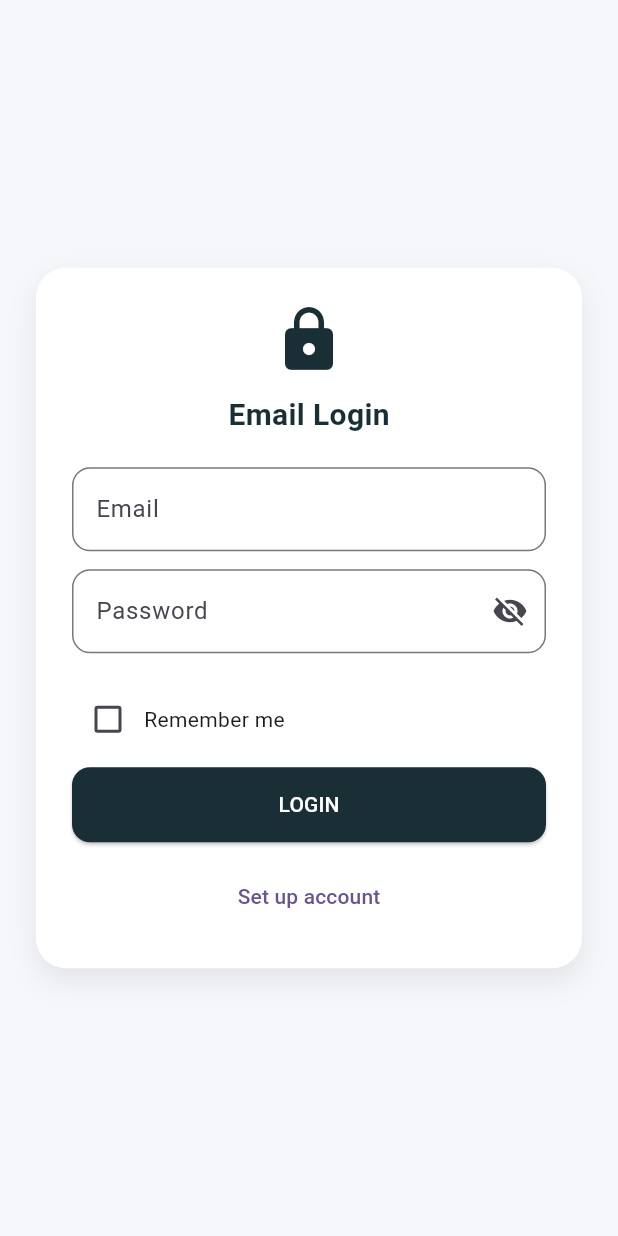
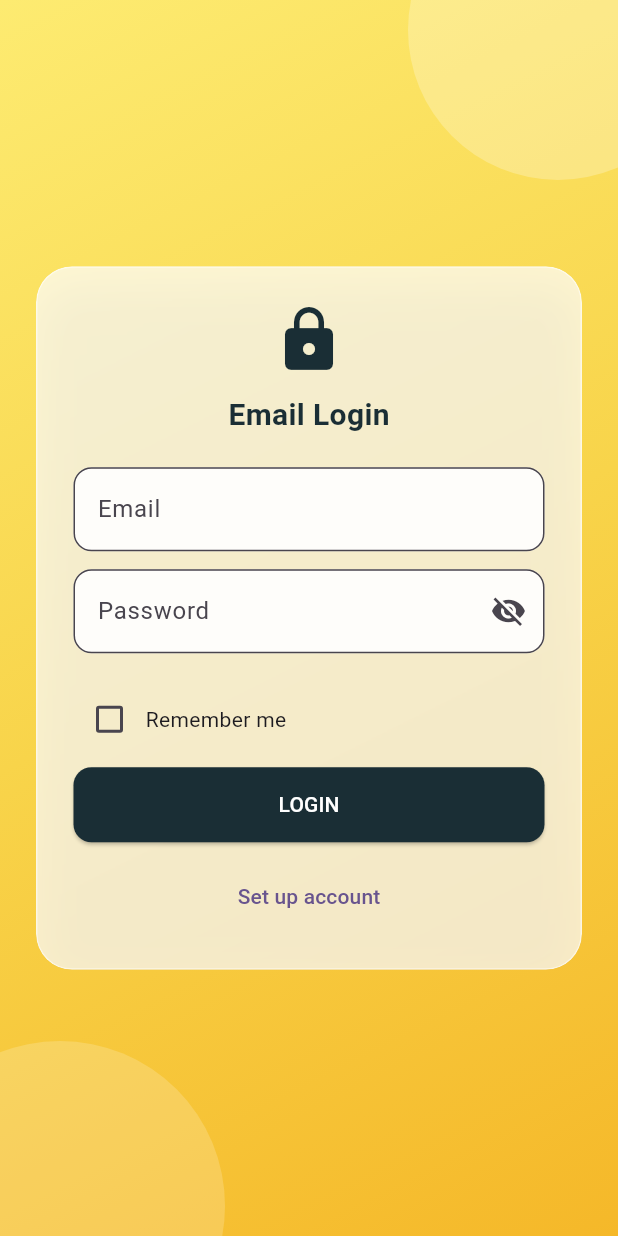
Before and after one commit to namithm70/petrol-pumb-app, a Flutter app: the screen it shows after launch, on a phone screen of 412 x 824 dp. Run offline on Flutter 3.47's test engine with Material 3 defaults, Android fonts, the phone set to English and light mode, and no system bars; our stand-ins replace shared_preferences; missing offline and left inert: mobile_scanner; accounts and stored records are empty.

Commit message:
Update login screen

```diff
--- a/lib/login.dart
+++ b/lib/login.dart
@@ -1,3 +1,5 @@
+import 'dart:ui';
+
 import 'package:flutter/material.dart';
 import 'auth_service.dart';
 
@@ -94,21 +96,64 @@ class _LoginScreenState extends State<LoginScreen> {
   @override
   Widget build(BuildContext context) {
     return Scaffold(
-      backgroundColor: const Color(0xFFF6F7FB),
       body: SafeArea(
-        child: Center(
+        child: Stack(
+          children: [
+            Container(
+              decoration: const BoxDecoration(
+                gradient: LinearGradient(
+                  begin: Alignment.topLeft,
+                  end: Alignment.bottomRight,
+                  colors: [
+                    Color(0xFFFDEB71),
+                    Color(0xFFF8D44A),
+                    Color(0xFFF5B829),
+                  ],
+                ),
+              ),
+            ),
+            Positioned(
+              top: -80,
+              right: -60,
+              child: Container(
+                width: 200,
+                height: 200,
+                decoration: BoxDecoration(
+                  color: Colors.white.withOpacity(0.25),
+                  shape: BoxShape.circle,
+                ),
+              ),
+            ),
+            Positioned(
+              bottom: -90,
+              left: -70,
+              child: Container(
+                width: 220,
+                height: 220,
+                decoration: BoxDecoration(
+                  color: Colors.white.withOpacity(0.18),
+                  shape: BoxShape.circle,
+                ),
+              ),
+            ),
+            Center(
               child: SingleChildScrollView(
                 padding: const EdgeInsets.all(24),
+                child: ClipRRect(
+                  borderRadius: BorderRadius.circular(24),
+                  child: BackdropFilter(
+                    filter: ImageFilter.blur(sigmaX: 16, sigmaY: 16),
                     child: Container(
                       padding: const EdgeInsets.all(24),
                       decoration: BoxDecoration(
-                color: Colors.white,
-                borderRadius: BorderRadius.circular(20),
+                        color: Colors.white.withOpacity(0.72),
+                        borderRadius: BorderRadius.circular(24),
+                        border: Border.all(color: Colors.white.withOpacity(0.5)),
                         boxShadow: [
                           BoxShadow(
-                    color: Colors.black.withOpacity(0.08),
-                    blurRadius: 16,
-                    offset: const Offset(0, 8),
+                            color: Colors.black.withOpacity(0.12),
+                            blurRadius: 24,
+                            offset: const Offset(0, 12),
                           ),
                         ],
                       ),
@@ -131,6 +176,8 @@ class _LoginScreenState extends State<LoginScreen> {
                             keyboardType: TextInputType.emailAddress,
                             decoration: InputDecoration(
                               labelText: 'Email',
+                              filled: true,
+                              fillColor: Colors.white.withOpacity(0.9),
                               border: OutlineInputBorder(
                                 borderRadius: BorderRadius.circular(12),
                               ),
@@ -143,6 +190,8 @@ class _LoginScreenState extends State<LoginScreen> {
                             obscureText: _obscurePassword,
                             decoration: InputDecoration(
                               labelText: 'Password',
+                              filled: true,
+                              fillColor: Colors.white.withOpacity(0.9),
                               border: OutlineInputBorder(
                                 borderRadius: BorderRadius.circular(12),
                               ),
@@ -167,6 +216,8 @@ class _LoginScreenState extends State<LoginScreen> {
                               obscureText: _obscureConfirmPassword,
                               decoration: InputDecoration(
                                 labelText: 'Confirm Password',
+                                filled: true,
+                                fillColor: Colors.white.withOpacity(0.9),
                                 border: OutlineInputBorder(
                                   borderRadius: BorderRadius.circular(12),
                                 ),
@@ -224,6 +275,10 @@ class _LoginScreenState extends State<LoginScreen> {
                   ),
                 ),
               ),
+            ),
+          ],
+        ),
+      ),
     );
   }
 
```
Lines whose indentation alone changed are shown as unchanged.
